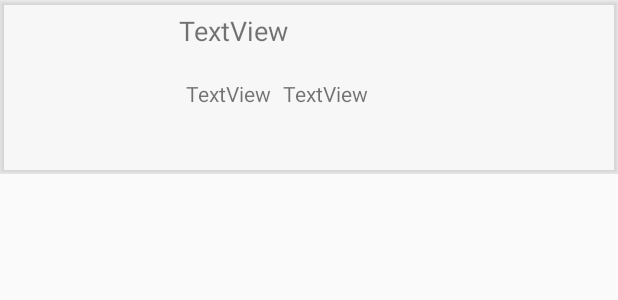
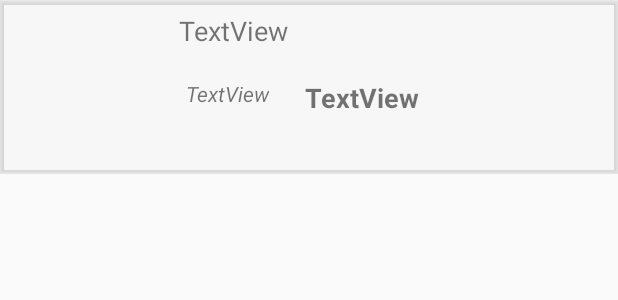
Before and after one commit to dgoleniewski/PromocjeApp, an Android app: the layout recycler_row.xml on its own in the app's theme, with its tools: preview values and no code run, on a phone screen of 412 x 824 dp. Shown: the top 300 px of the screen. Run offline under Robolectric (Android 15) with nearby library versions, the phone set to English and light mode, and no system bars.

Commit message:
Added image for discounts

```diff
--- a/app/build.gradle
+++ b/app/build.gradle
@@ -38,4 +38,5 @@ dependencies {
     implementation 'androidx.cardview:cardview:1.0.0'
     implementation 'com.google.firebase:firebase-firestore:21.4.3'
     implementation 'com.google.android.material:material:1.1.0'
+    implementation 'com.squareup.picasso:picasso:2.71828'
 }
--- a/app/src/main/java/com/e/promocjeapp/AddNewDiscount.java
+++ b/app/src/main/java/com/e/promocjeapp/AddNewDiscount.java
@@ -17,7 +17,7 @@ import com.google.firebase.firestore.DocumentReference;
 import com.google.firebase.firestore.FirebaseFirestore;
 
 public class AddNewDiscount extends AppCompatActivity {
-    private EditText titleEditText, descriptionEditText, linkEditText, codeEditText, basicPriceEditText, discountPriceEditText, endOfDiscountEditText;
+    private EditText titleEditText, descriptionEditText, linkEditText, codeEditText, basicPriceEditText, discountPriceEditText, endOfDiscountEditText, imageEditText;
     private Button addDiscountButton;
     private FirebaseFirestore db;
 
@@ -36,6 +36,7 @@ public class AddNewDiscount extends AppCompatActivity {
         discountPriceEditText = findViewById(R.id.discountPriceEditText);
         endOfDiscountEditText = findViewById(R.id.endOfDiscountEditText);
         addDiscountButton = findViewById(R.id.addDiscountButton);
+        imageEditText = findViewById(R.id.imageEditText);
 
         addDiscountButton.setOnClickListener(new View.OnClickListener() {
             @Override
@@ -47,8 +48,9 @@ public class AddNewDiscount extends AppCompatActivity {
                 String basicPrice = basicPriceEditText.getText().toString();
                 String discountPrice = discountPriceEditText.getText().toString();
                 String endOfDiscount = endOfDiscountEditText.getText().toString();
+                String imageUrl = imageEditText.getText().toString();
                 if(!title.equals("") && !description.equals("") && !link.equals("") && !code.equals("") && !basicPrice.equals("") && !discountPrice.equals("") && !endOfDiscount.equals("")){
-                    Discount discount = new Discount(title, description, link, code, Double.parseDouble(basicPrice), Double.parseDouble(discountPrice), endOfDiscount);
+                    Discount discount = new Discount(title, description, link, code, Double.parseDouble(basicPrice), Double.parseDouble(discountPrice), endOfDiscount, imageUrl);
                     db.collection("Discounts").add(discount).addOnSuccessListener(new OnSuccessListener<DocumentReference>() {
                         @Override
                         public void onSuccess(DocumentReference documentReference) {
--- a/app/src/main/java/com/e/promocjeapp/DiscountActivity.java
+++ b/app/src/main/java/com/e/promocjeapp/DiscountActivity.java
@@ -9,6 +9,7 @@ import android.os.Bundle;
 import android.view.View;
 import android.widget.Button;
 import android.widget.ImageButton;
+import android.widget.ImageView;
 import android.widget.TextView;
 
 import com.google.android.gms.tasks.OnCompleteListener;
@@ -18,9 +19,11 @@ import com.google.firebase.firestore.DocumentSnapshot;
 import com.google.firebase.firestore.FirebaseFirestore;
 import com.google.firebase.firestore.QueryDocumentSnapshot;
 import com.google.firebase.firestore.QuerySnapshot;
+import com.squareup.picasso.Picasso;
 
 public class DiscountActivity extends AppCompatActivity {
     private TextView titleTextView, descriptionTextView, pointsTextView, basicPriceTextView, discountPriceTextView, dateTextView, codeTextView;
+    private ImageView imageView;
     private Button linkButton;
     private FirebaseFirestore db;
 
@@ -36,6 +39,7 @@ public class DiscountActivity extends AppCompatActivity {
         dateTextView = findViewById(R.id.dateTextView);
         codeTextView = findViewById(R.id.codeTextView);
         linkButton = findViewById(R.id.linkButton);
+        imageView = findViewById(R.id.imageView);
 
         db.collection("Discounts").document(getIntent().getStringExtra("document")).get().addOnCompleteListener(new OnCompleteListener<DocumentSnapshot>() {
             @Override
@@ -47,6 +51,7 @@ public class DiscountActivity extends AppCompatActivity {
                 discountPriceTextView.setText(document.getDouble("discountPrice").toString());
                 dateTextView.setText(document.getString("endOfDiscountDate"));
                 codeTextView.setText(document.getString("code"));
+                Picasso.get().load(document.getString("image")).into(imageView);
                 linkButton.setOnClickListener(new View.OnClickListener() {
                     @Override
                     public void onClick(View v) {
--- a/app/src/main/java/com/e/promocjeapp/ListDiscountsActivity.java
+++ b/app/src/main/java/com/e/promocjeapp/ListDiscountsActivity.java
@@ -49,7 +49,8 @@ public class ListDiscountsActivity extends AppCompatActivity {
                             document.getDouble("basicPrice"),
                             document.getDouble("discountPrice"),
                             document.get("endOfDiscountDate").toString(),
-                            document.getId().toString()
+                            document.getId().toString(),
+                            document.get("image").toString()
                     ));
                 }
                 adapter = new MyRecyclerViewAdapter(ListDiscountsActivity.this, discounts);
--- a/app/src/main/java/com/e/promocjeapp/MyRecyclerViewAdapter.java
+++ b/app/src/main/java/com/e/promocjeapp/MyRecyclerViewAdapter.java
@@ -10,6 +10,8 @@ import android.widget.TextView;
 
 import androidx.annotation.NonNull;
 import androidx.recyclerview.widget.RecyclerView;
+
+import com.squareup.picasso.Picasso;
 
 import java.util.List;
 
@@ -34,11 +36,11 @@ public class MyRecyclerViewAdapter extends RecyclerView.Adapter<MyRecyclerViewAd
     @Override
     public void onBindViewHolder(@NonNull MyViewHolder holder, int position) {
         discount = discounts.get(position);
-        holder.imageView.setImageBitmap(discount.getImage());
         holder.titleTextView.setText(discount.getTitle());
         holder.basicPriceTextView.setText(String.valueOf(discount.getBasicPrice()));
         holder.discountPriceTextView.setText(String.valueOf(discount.getDiscountPrice()));
         holder.idTextView.setText(discount.getId());
+        Picasso.get().load(discount.getImage()).into(holder.imageView);
     }
 
     @Override
--- a/app/src/main/res/layout/activity_add_new_discount.xml
+++ b/app/src/main/res/layout/activity_add_new_discount.xml
@@ -180,7 +180,7 @@
         android:id="@+id/imageTextView"
         android:layout_width="wrap_content"
         android:layout_height="wrap_content"
-        android:text="Obrazek"
+        android:text="Url obrazka"
         app:layout_constraintBottom_toTopOf="@+id/imageEditText"
         app:layout_constraintEnd_toEndOf="parent"
         app:layout_constraintHorizontal_bias="0.5"
--- a/app/src/main/res/layout/recycler_row.xml
+++ b/app/src/main/res/layout/recycler_row.xml
@@ -23,10 +23,11 @@
                 android:id="@+id/discountPriceTextView"
                 android:layout_width="wrap_content"
                 android:layout_height="wrap_content"
-                android:layout_marginStart="8dp"
+                android:layout_marginStart="24dp"
                 android:layout_marginTop="20dp"
                 android:text="TextView"
-                android:textSize="14sp"
+                android:textSize="18sp"
+                android:textStyle="bold"
                 app:layout_constraintStart_toEndOf="@+id/basicPriceTextView"
                 app:layout_constraintTop_toBottomOf="@+id/titleTextView" />
 
@@ -38,6 +39,7 @@
                 android:layout_marginTop="20dp"
                 android:text="TextView"
                 android:textSize="14sp"
+                android:textStyle="italic"
                 app:layout_constraintStart_toEndOf="@+id/imageView"
                 app:layout_constraintTop_toBottomOf="@+id/titleTextView" />
 
```
Also changed, not shown: app/src/main/java/com/e/promocjeapp/Discount.java (+7 -5 lines).
